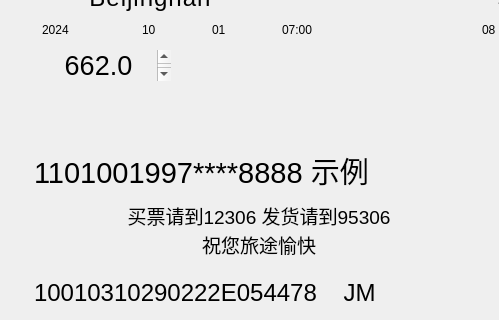
The window that RailArt/ticketgenerator.ui (sinpkusps/RailArt) describes before a commit, drawn with Qt 5; both pictures show x 0 to 499 and y 170 to 490 of the 720 by 490 pixel window.
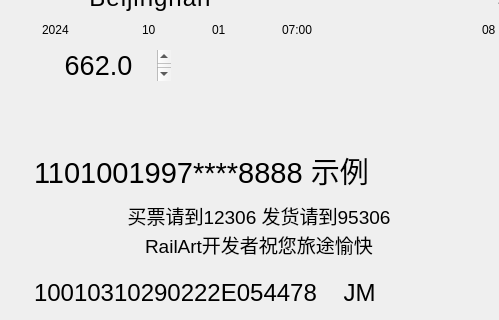
The same window after the commit. Icons and pictures are not drawn.

The edit to the form file:
```diff
--- a/RailArt/ticketgenerator.ui
+++ b/RailArt/ticketgenerator.ui
@@ -186,7 +186,7 @@
 li.checked::marker { content: &quot;\2612&quot;; }
 &lt;/style&gt;&lt;/head&gt;&lt;body style=&quot; font-family:'Microsoft YaHei','黑体','SimHei'; font-size:9pt; font-weight:400; font-style:normal;&quot;&gt;
 &lt;p align=&quot;center&quot; style=&quot; margin-top:0px; margin-bottom:0px; margin-left:0px; margin-right:0px; -qt-block-indent:0; text-indent:0px;&quot;&gt;&lt;span style=&quot; font-family:'Microsoft YaHei UI'; font-size:14pt;&quot;&gt;买票请到12306 发货请到95306&lt;/span&gt;&lt;/p&gt;
-&lt;p align=&quot;center&quot; style=&quot; margin-top:0px; margin-bottom:0px; margin-left:0px; margin-right:0px; -qt-block-indent:0; text-indent:0px;&quot;&gt;&lt;span style=&quot; font-family:'Microsoft YaHei UI'; font-size:14pt;&quot;&gt;祝您旅途愉快&lt;/span&gt;&lt;/p&gt;&lt;/body&gt;&lt;/html&gt;</string>
+&lt;p align=&quot;center&quot; style=&quot; margin-top:0px; margin-bottom:0px; margin-left:0px; margin-right:0px; -qt-block-indent:0; text-indent:0px;&quot;&gt;&lt;span style=&quot; font-family:'Microsoft YaHei UI'; font-size:14pt;&quot;&gt;RailArt开发者祝您旅途愉快&lt;/span&gt;&lt;/p&gt;&lt;/body&gt;&lt;/html&gt;</string>
     </property>
    </widget>
    <widget class="QTextEdit" name="id_and_name">
```
Left out of the diff: 16 changed lines with no effect on the pictures.
